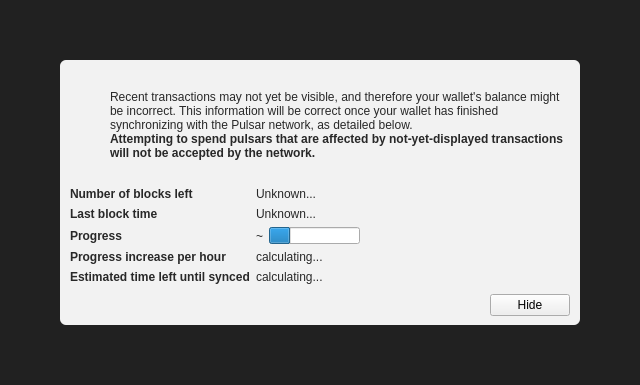
First picture: the form in src/qt/forms/modaloverlay.ui, repository Pulsar-Coin/Pulsar-Coin-Cryptocurrency, before the edit.
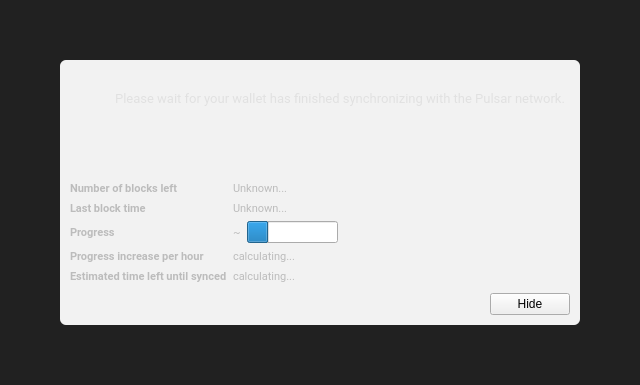
Second picture: the form after the edit. Icons and pictures are not drawn. Custom widgets are drawn as their Qt base class.

Diff of the .ui file:
```diff
--- a/src/qt/forms/modaloverlay.ui
+++ b/src/qt/forms/modaloverlay.ui
@@ -31,6 +31,12 @@
    </property>
    <item>
     <widget class="QWidget" name="bgWidget" native="true">
+     <property name="minimumSize">
+      <size>
+       <width>0</width>
+       <height>0</height>
+      </size>
+     </property>
      <property name="styleSheet">
       <string notr="true">#bgWidget { background: rgba(0,0,0,220); }</string>
      </property>
@@ -49,6 +55,12 @@
       </property>
       <item>
        <widget class="QWidget" name="contentWidget" native="true">
+        <property name="minimumSize">
+         <size>
+          <width>0</width>
+          <height>0</height>
+         </size>
+        </property>
         <property name="styleSheet">
          <string notr="true">#contentWidget { background: rgba(255,255,255,240); border-radius: 6px; }
 
@@ -129,12 +141,24 @@
              </property>
              <item>
               <widget class="QLabel" name="infoText">
+               <property name="font">
+                <font>
+                 <family>Roboto</family>
+                 <pointsize>10</pointsize>
+                </font>
+               </property>
+               <property name="styleSheet">
+                <string notr="true">color: rgb(225, 225, 225);</string>
+               </property>
                <property name="text">
-                <string>Recent transactions may not yet be visible, and therefore your wallet's balance might be incorrect. This information will be correct once your wallet has finished synchronizing with the Pulsar network, as detailed below.</string>
+                <string>Please wait for your wallet has finished synchronizing with the Pulsar network.</string>
                </property>
                <property name="textFormat">
                 <enum>Qt::RichText</enum>
                </property>
+               <property name="alignment">
+                <set>Qt::AlignCenter</set>
+               </property>
                <property name="wordWrap">
                 <bool>true</bool>
                </property>
@@ -149,7 +173,7 @@
                 </font>
                </property>
                <property name="text">
-                <string>Attempting to spend pulsars that are affected by not-yet-displayed transactions will not be accepted by the network.</string>
+                <string/>
                </property>
                <property name="textFormat">
                 <enum>Qt::RichText</enum>
@@ -207,10 +231,15 @@
             <widget class="QLabel" name="labelNumberOfBlocksLeft">
              <property name="font">
               <font>
+               <family>Roboto</family>
+               <pointsize>8</pointsize>
                <weight>75</weight>
                <bold>true</bold>
               </font>
              </property>
+             <property name="styleSheet">
+              <string notr="true">color: rgb(188, 188, 188);</string>
+             </property>
              <property name="text">
               <string>Number of blocks left</string>
              </property>
@@ -218,6 +247,15 @@
            </item>
            <item row="0" column="1">
             <widget class="QLabel" name="numberOfBlocksLeft">
+             <property name="font">
+              <font>
+               <family>Roboto</family>
+               <pointsize>8</pointsize>
+              </font>
+             </property>
+             <property name="styleSheet">
+              <string notr="true">color: rgb(188, 188, 188);</string>
+             </property>
              <property name="text">
               <string>Unknown...</string>
              </property>
@@ -227,10 +265,15 @@
             <widget class="QLabel" name="labelLastBlockTime">
              <property name="font">
               <font>
+               <family>Roboto</family>
+               <pointsize>8</pointsize>
                <weight>75</weight>
                <bold>true</bold>
               </font>
              </property>
+             <property name="styleSheet">
+              <string notr="true">color: rgb(188, 188, 188);</string>
+             </property>
              <property name="text">
               <string>Last block time</string>
              </property>
@@ -244,6 +287,15 @@
                <verstretch>0</verstretch>
               </sizepolicy>
              </property>
+             <property name="font">
+              <font>
+               <family>Roboto</family>
+               <pointsize>8</pointsize>
+              </font>
+             </property>
+             <property name="styleSheet">
+              <string notr="true">color: rgb(188, 188, 188);</string>
+             </property>
              <property name="text">
               <string>Unknown...</string>
              </property>
@@ -253,10 +305,15 @@
             <widget class="QLabel" name="labelSyncDone">
              <property name="font">
               <font>
+               <family>Roboto</family>
+               <pointsize>8</pointsize>
                <weight>75</weight>
                <bold>true</bold>
               </font>
              </property>
+             <property name="styleSheet">
+              <string notr="true">color: rgb(188, 188, 188);</string>
+             </property>
              <property name="text">
               <string>Progress</string>
              </property>
@@ -266,6 +323,15 @@
             <layout class="QHBoxLayout" name="horizontalLayoutSync" stretch="0,1">
              <item>
               <widget class="QLabel" name="percentageProgress">
+               <property name="font">
+                <font>
+                 <family>Roboto</family>
+                 <pointsize>8</pointsize>
+                </font>
+               </property>
+               <property name="styleSheet">
+                <string notr="true">color: rgb(188, 188, 188);</string>
+               </property>
                <property name="text">
                 <string notr="true">~</string>
                </property>
@@ -287,10 +353,15 @@
             <widget class="QLabel" name="labelProgressIncrease">
              <property name="font">
               <font>
+               <family>Roboto</family>
+               <pointsize>8</pointsize>
                <weight>75</weight>
                <bold>true</bold>
               </font>
              </property>
+             <property name="styleSheet">
+              <string notr="true">color: rgb(188, 188, 188);</string>
+             </property>
              <property name="text">
               <string>Progress increase per hour</string>
              </property>
@@ -298,6 +369,15 @@
            </item>
            <item row="4" column="1">
             <widget class="QLabel" name="progressIncreasePerH">
+             <property name="font">
+              <font>
+               <family>Roboto</family>
+               <pointsize>8</pointsize>
+              </font>
+             </property>
+             <property name="styleSheet">
+              <string notr="true">color: rgb(188, 188, 188);</string>
+             </property>
              <property name="text">
               <string>calculating...</string>
              </property>
@@ -307,10 +387,15 @@
             <widget class="QLabel" name="labelEstimatedTimeLeft">
              <property name="font">
               <font>
+               <family>Roboto</family>
+               <pointsize>8</pointsize>
                <weight>75</weight>
                <bold>true</bold>
               </font>
              </property>
+             <property name="styleSheet">
+              <string notr="true">color: rgb(188, 188, 188);</string>
+             </property>
              <property name="text">
               <string>Estimated time left until synced</string>
              </property>
@@ -318,6 +403,15 @@
            </item>
            <item row="5" column="1">
             <widget class="QLabel" name="expectedTimeLeft">
+             <property name="font">
+              <font>
+               <family>Roboto</family>
+               <pointsize>8</pointsize>
+              </font>
+             </property>
+             <property name="styleSheet">
+              <string notr="true">color: rgb(188, 188, 188);</string>
+             </property>
              <property name="text">
               <string>calculating...</string>
              </property>
```
